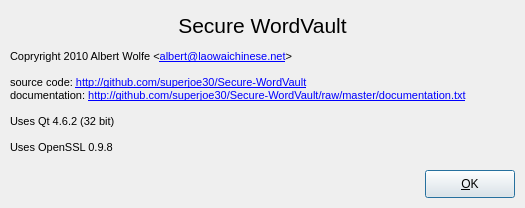
The window that AboutDialog.ui (andrewrk/Secure-WordVault) describes before a commit, drawn with Qt 5.
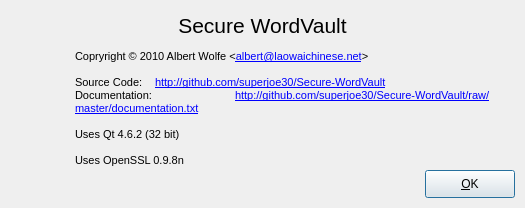
The same window after the commit. Icons and pictures are not drawn.

Commit message: Addressing changes requested for About Dialog in PDF from 4/15/10

The edit to the form file:
```diff
--- a/AboutDialog.ui
+++ b/AboutDialog.ui
@@ -16,9 +16,9 @@
   <widget class="QLabel" name="label_2">
    <property name="geometry">
     <rect>
-     <x>10</x>
+     <x>75</x>
      <y>50</y>
-     <width>500</width>
+     <width>435</width>
      <height>120</height>
     </rect>
    </property>
@@ -27,14 +27,14 @@
 &lt;html&gt;&lt;head&gt;&lt;meta name=&quot;qrichtext&quot; content=&quot;1&quot; /&gt;&lt;style type=&quot;text/css&quot;&gt;
 p, li { white-space: pre-wrap; }
 &lt;/style&gt;&lt;/head&gt;&lt;body style=&quot; font-family:'MS Shell Dlg 2'; font-size:8.25pt; font-weight:400; font-style:normal;&quot;&gt;
-&lt;p style=&quot; margin-top:0px; margin-bottom:0px; margin-left:0px; margin-right:0px; -qt-block-indent:0; text-indent:0px;&quot;&gt;&lt;span style=&quot; font-size:8pt;&quot;&gt;Copryright 2010 Albert Wolfe &amp;lt;&lt;/span&gt;&lt;a href=&quot;mailto:albert@laowaichinese.net&quot;&gt;&lt;span style=&quot; text-decoration: underline; color:#0000ff;&quot;&gt;albert@laowaichinese.net&lt;/span&gt;&lt;/a&gt;&lt;span style=&quot; font-size:8pt;&quot;&gt;&amp;gt;&lt;/span&gt;&lt;/p&gt;
+&lt;p style=&quot; margin-top:0px; margin-bottom:0px; margin-left:0px; margin-right:0px; -qt-block-indent:0; text-indent:0px;&quot;&gt;&lt;span style=&quot; font-size:8pt;&quot;&gt;Copryright © 2010 Albert Wolfe &amp;lt;&lt;/span&gt;&lt;a href=&quot;mailto:albert@laowaichinese.net&quot;&gt;&lt;span style=&quot; font-size:8pt; text-decoration: underline; color:#0000ff;&quot;&gt;albert@laowaichinese.net&lt;/span&gt;&lt;/a&gt;&lt;span style=&quot; font-size:8pt;&quot;&gt;&amp;gt;&lt;/span&gt;&lt;/p&gt;
 &lt;p style=&quot;-qt-paragraph-type:empty; margin-top:0px; margin-bottom:0px; margin-left:0px; margin-right:0px; -qt-block-indent:0; text-indent:0px; font-size:8pt;&quot;&gt;&lt;/p&gt;
-&lt;p style=&quot; margin-top:0px; margin-bottom:0px; margin-left:0px; margin-right:0px; -qt-block-indent:0; text-indent:0px;&quot;&gt;&lt;span style=&quot; font-size:8pt;&quot;&gt;source code: &lt;/span&gt;&lt;a href=&quot;http://github.com/superjoe30/Secure-WordVault&quot;&gt;&lt;span style=&quot; font-size:8pt; text-decoration: underline; color:#0000ff;&quot;&gt;http://github.com/superjoe30/Secure-WordVault&lt;/span&gt;&lt;/a&gt;&lt;/p&gt;
-&lt;p style=&quot; margin-top:0px; margin-bottom:0px; margin-left:0px; margin-right:0px; -qt-block-indent:0; text-indent:0px;&quot;&gt;&lt;span style=&quot; font-size:8pt;&quot;&gt;documentation: &lt;/span&gt;&lt;a href=&quot;http://github.com/superjoe30/Secure-WordVault/raw/master/documentation.txt&quot;&gt;&lt;span style=&quot; font-size:8pt; text-decoration: underline; color:#0000ff;&quot;&gt;http://github.com/superjoe30/Secure-WordVault/raw/master/documentation.txt&lt;/span&gt;&lt;/a&gt;&lt;/p&gt;
+&lt;p style=&quot; margin-top:0px; margin-bottom:0px; margin-left:0px; margin-right:0px; -qt-block-indent:0; text-indent:0px;&quot;&gt;&lt;span style=&quot; font-size:8pt;&quot;&gt;Source Code: 	&lt;/span&gt;&lt;a href=&quot;http://github.com/superjoe30/Secure-WordVault&quot;&gt;&lt;span style=&quot; font-size:8pt; text-decoration: underline; color:#0000ff;&quot;&gt;http://github.com/superjoe30/Secure-WordVault&lt;/span&gt;&lt;/a&gt;&lt;/p&gt;
+&lt;p style=&quot; margin-top:0px; margin-bottom:0px; margin-left:0px; margin-right:0px; -qt-block-indent:0; text-indent:0px;&quot;&gt;&lt;span style=&quot; font-size:8pt;&quot;&gt;Documentation: 	&lt;/span&gt;&lt;a href=&quot;http://github.com/superjoe30/Secure-WordVault/raw/master/documentation.txt&quot;&gt;&lt;span style=&quot; font-size:8pt; text-decoration: underline; color:#0000ff;&quot;&gt;http://github.com/superjoe30/Secure-WordVault/raw/master/documentation.txt&lt;/span&gt;&lt;/a&gt;&lt;/p&gt;
 &lt;p style=&quot;-qt-paragraph-type:empty; margin-top:0px; margin-bottom:0px; margin-left:0px; margin-right:0px; -qt-block-indent:0; text-indent:0px; font-size:8pt;&quot;&gt;&lt;/p&gt;
 &lt;p style=&quot; margin-top:0px; margin-bottom:0px; margin-left:0px; margin-right:0px; -qt-block-indent:0; text-indent:0px;&quot;&gt;&lt;span style=&quot; font-size:8pt;&quot;&gt;Uses Qt 4.6.2 (32 bit)&lt;/span&gt;&lt;/p&gt;
 &lt;p style=&quot;-qt-paragraph-type:empty; margin-top:0px; margin-bottom:0px; margin-left:0px; margin-right:0px; -qt-block-indent:0; text-indent:0px; font-size:8pt;&quot;&gt;&lt;/p&gt;
-&lt;p style=&quot; margin-top:0px; margin-bottom:0px; margin-left:0px; margin-right:0px; -qt-block-indent:0; text-indent:0px;&quot;&gt;&lt;span style=&quot; font-size:8pt;&quot;&gt;Uses OpenSSL 0.9.8&lt;/span&gt;&lt;/p&gt;&lt;/body&gt;&lt;/html&gt;</string>
+&lt;p style=&quot; margin-top:0px; margin-bottom:0px; margin-left:0px; margin-right:0px; -qt-block-indent:0; text-indent:0px;&quot;&gt;&lt;span style=&quot; font-size:8pt;&quot;&gt;Uses OpenSSL 0.9.8n&lt;/span&gt;&lt;/p&gt;&lt;/body&gt;&lt;/html&gt;</string>
    </property>
    <property name="alignment">
     <set>Qt::AlignLeading|Qt::AlignLeft|Qt::AlignTop</set>
@@ -83,6 +83,25 @@
     <string>&amp;OK</string>
    </property>
   </widget>
+  <widget class="QLabel" name="lblIcon">
+   <property name="geometry">
+    <rect>
+     <x>15</x>
+     <y>50</y>
+     <width>50</width>
+     <height>50</height>
+    </rect>
+   </property>
+   <property name="text">
+    <string/>
+   </property>
+   <property name="pixmap">
+    <pixmap resource="resources.qrc">:/icons/icon-source.png</pixmap>
+   </property>
+   <property name="scaledContents">
+    <bool>false</bool>
+   </property>
+  </widget>
  </widget>
  <resources/>
  <connections/>
```
Left out of the diff: 4 changed lines with no effect on the pictures. The commit also changes 2 other files.
